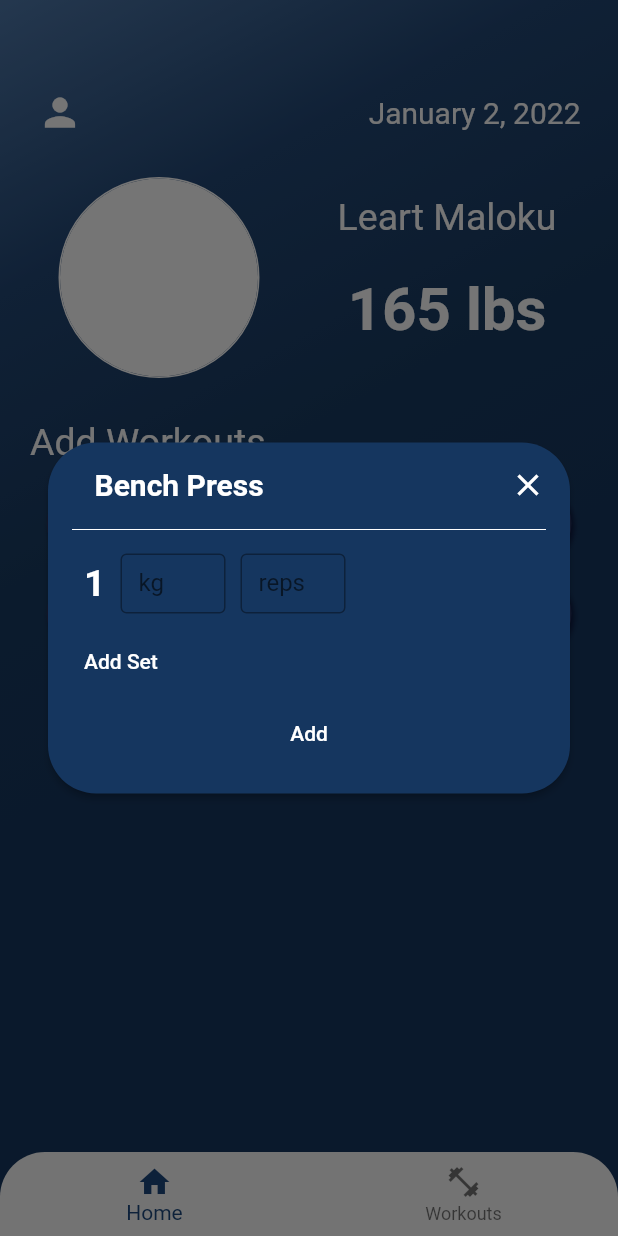
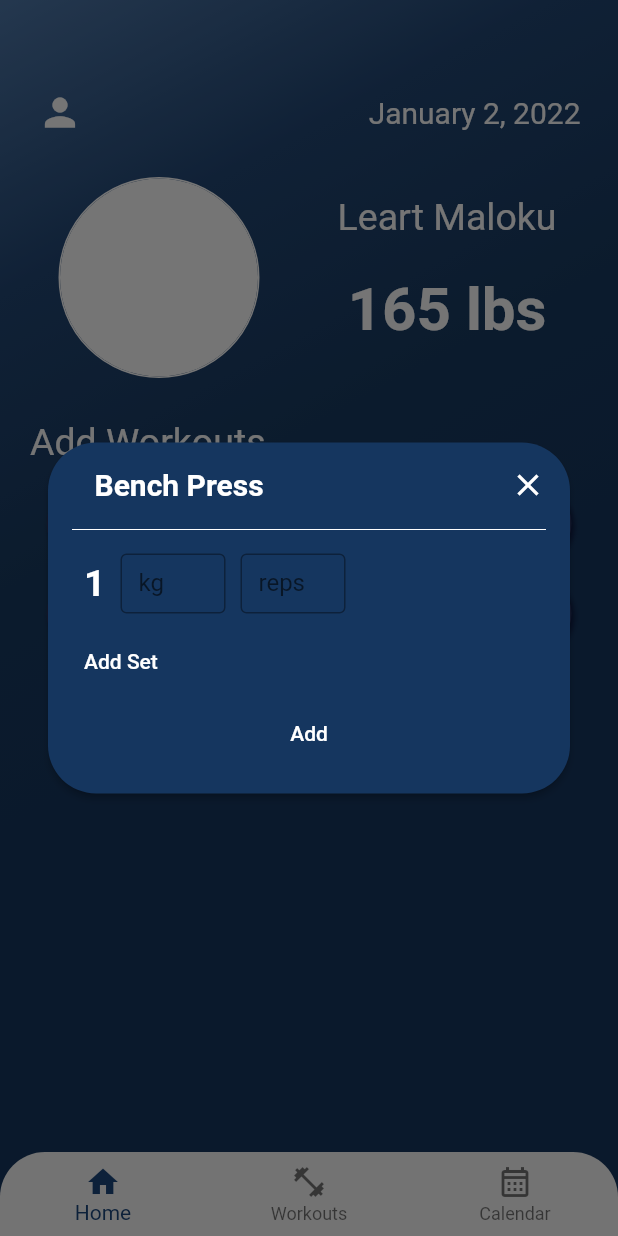
Before and after one commit to oltimaloku/fitness_world, a Flutter app: the screen it shows after launch, after a tap on the "add" icon, on a phone screen of 412 x 824 dp. Run offline on Flutter 3.47's test engine with Material 2 defaults, Android fonts, the phone set to English and light mode, and no system bars; our stand-ins replace hive_flutter, table_calendar; accounts and stored records are empty.

Commit message:
added calendar

```diff
--- a/lib/main.dart
+++ b/lib/main.dart
@@ -1,9 +1,16 @@
+import 'package:fitness_app/screens/calendar_screen.dart';
 import 'package:fitness_app/screens/home_screen.dart';
 import 'package:fitness_app/screens/workouts_screen.dart';
 import 'package:fitness_app/settings_screen.dart';
 import 'package:flutter/material.dart';
+import 'package:hive_flutter/hive_flutter.dart';
 
-void main() {
+void main() async {
+  // init the hive
+  await Hive.initFlutter();
+
+  //
+
   runApp(const MyApp());
 }
 
@@ -43,7 +50,7 @@ class _RootPageState extends State<RootPage> {
       backgroundColor: const Color.fromARGB(255, 21, 54, 95),
       body: PageView(
           controller: pageController,
-          children: const [HomeScreen(), SetsScreen()],
+          children: const [HomeScreen(), SetsScreen(), CalendarScreen()],
           onPageChanged: (int index) {
             setState(() {
               currentPage = index;
@@ -65,6 +72,10 @@ class _RootPageState extends State<RootPage> {
                 icon: Icon(Icons.fitness_center),
                 label: 'Workouts',
               ),
+              BottomNavigationBarItem(
+                icon: Icon(Icons.calendar_month_outlined),
+                label: 'Calendar',
+              ),
             ],
             currentIndex: currentPage,
             onTap: (int index) {
--- /dev/null
+++ b/lib/screens/calendar_screen.dart
@@ -0,0 +1,63 @@
+import 'package:flutter/material.dart';
+import 'package:table_calendar/table_calendar.dart';
+
+class CalendarScreen extends StatefulWidget {
+  const CalendarScreen({super.key});
+
+  @override
+  State<CalendarScreen> createState() => _CalendarScreenState();
+}
+
+class _CalendarScreenState extends State<CalendarScreen> {
+  DateTime today = DateTime.now();
+
+  @override
+  Widget build(BuildContext context) {
+    return Container(
+        decoration: const BoxDecoration(
+          gradient: LinearGradient(
+            colors: [
+              Color.fromARGB(255, 21, 54, 95),
+              Color.fromARGB(255, 21, 54, 95),
+              Color.fromARGB(255, 21, 54, 95),
+              Color.fromARGB(255, 25, 59, 98),
+              Color.fromARGB(255, 34, 71, 117),
+              Color.fromARGB(255, 79, 121, 171),
+            ],
+            begin: Alignment.bottomRight,
+            end: Alignment.topLeft,
+          ),
+        ),
+        child: Column(
+          children: [
+            Row(
+              mainAxisAlignment: MainAxisAlignment.spaceBetween,
+              children: [
+                Padding(
+                  padding: EdgeInsets.fromLTRB(25, 60, 0, 20),
+                  child: Icon(
+                    Icons.person,
+                    color: Colors.white,
+                    size: 30,
+                  ),
+                ),
+                Padding(
+                  padding: EdgeInsets.fromLTRB(0, 60, 25, 20),
+                  child: Text(
+                    'January 2, 2022',
+                    style: TextStyle(color: Colors.white, fontSize: 20),
+                  ),
+                ),
+              ],
+            ),
+            Container(
+              child: TableCalendar(
+                focusedDay: today,
+                firstDay: DateTime.utc(2022, 10, 16),
+                lastDay: DateTime.utc(2032, 10, 16),
+              ),
+            )
+          ],
+        ));
+  }
+}
--- a/pubspec.yaml
+++ b/pubspec.yaml
@@ -33,6 +33,7 @@ dependencies:
     sdk: flutter
   hive: ^2.2.3
   hive_flutter: ^1.1.0
+  table_calendar: ^3.0.9
 
 
   # The following adds the Cupertino Icons font to your application.
```
Also changed, not shown: pubspec.lock, 3 other files.
